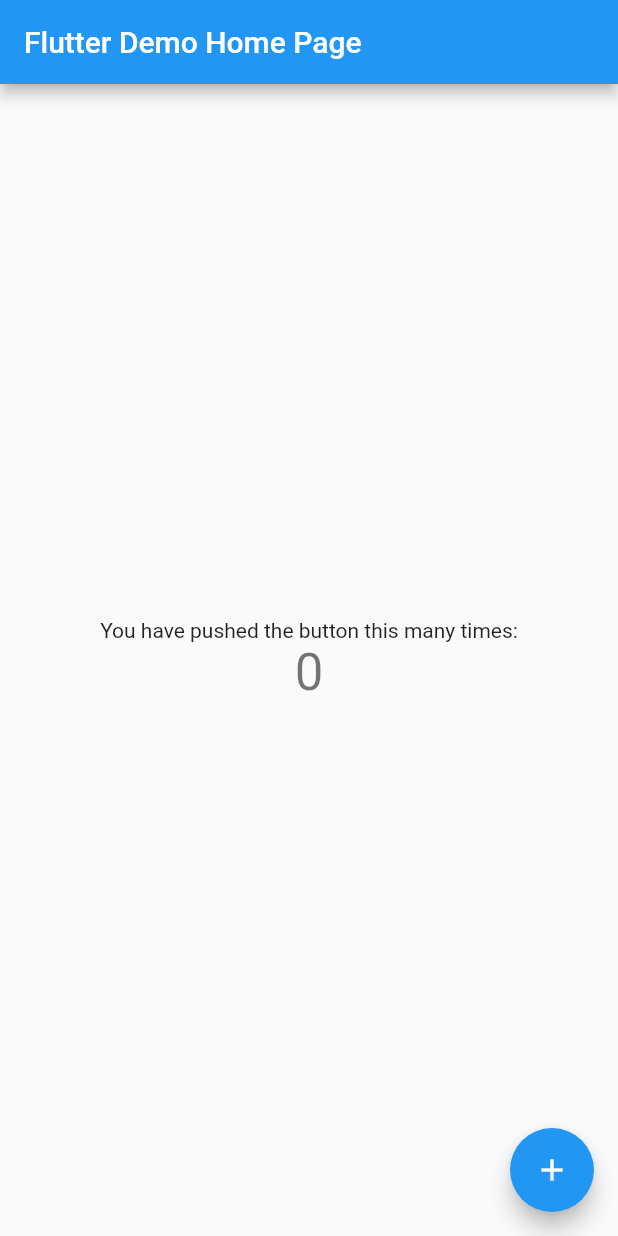
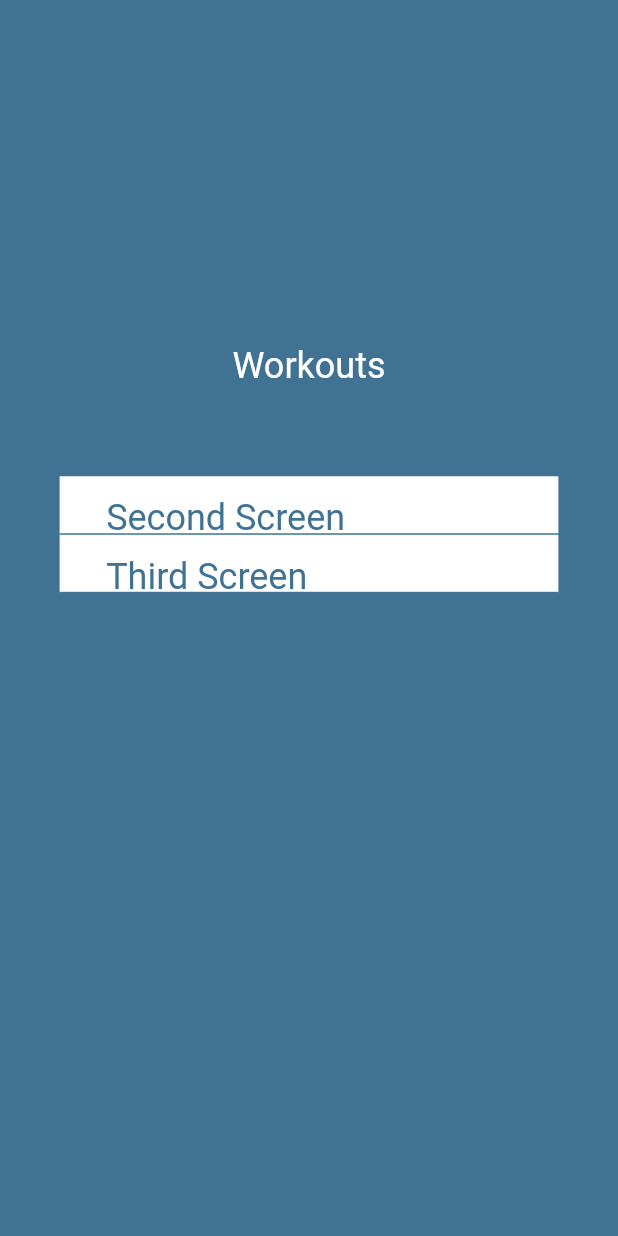
Before and after one commit to SuhailAl/Calorie-Counter-Project, a Flutter app: the screen it shows after launch, on a phone screen of 412 x 824 dp. Run offline on Flutter 3.47's test engine with Material 2 defaults, Android fonts, the light colour scheme and no system bars.

Commit message:
added new screens

```diff
--- a/lib/main.dart
+++ b/lib/main.dart
@@ -1,4 +1,5 @@
 import 'package:flutter/material.dart';
+import 'package:calorie_counter_project/screens/home_screen.dart';
 
 void main() {
   runApp(MyApp());
@@ -11,103 +12,10 @@
     return MaterialApp(
       title: 'Flutter Demo',
       theme: ThemeData(
-        // This is the theme of your application.
-        //
-        // Try running your application with "flutter run". You'll see the
-        // application has a blue toolbar. Then, without quitting the app, try
-        // changing the primarySwatch below to Colors.green and then invoke
-        // "hot reload" (press "r" in the console where you ran "flutter run",
-        // or simply save your changes to "hot reload" in a Flutter IDE).
-        // Notice that the counter didn't reset back to zero; the application
-        // is not restarted.
         primarySwatch: Colors.blue,
       ),
-      home: MyHomePage(title: 'Flutter Demo Home Page'),
+      //pass down whether we are in an integration test or not
+      home: HomeScreen(),
     );
   }
 }
-
-class MyHomePage extends StatefulWidget {
-  MyHomePage({Key? key, required this.title}) : super(key: key);
-
-  // This widget is the home page of your application. It is stateful, meaning
-  // that it has a State object (defined below) that contains fields that affect
-  // how it looks.
-
-  // This class is the configuration for the state. It holds the values (in this
-  // case the title) provided by the parent (in this case the App widget) and
-  // used by the build method of the State. Fields in a Widget subclass are
-  // always marked "final".
-
-  final String title;
-
-  @override
-  _MyHomePageState createState() => _MyHomePageState();
-}
-
-class _MyHomePageState extends State<MyHomePage> {
-  int _counter = 0;
-
-  void _incrementCounter() {
-    setState(() {
-      // This call to setState tells the Flutter framework that something has
-      // changed in this State, which causes it to rerun the build method below
-      // so that the display can reflect the updated values. If we changed
-      // _counter without calling setState(), then the build method would not be
-      // called again, and so nothing would appear to happen.
-      _counter++;
-    });
-  }
-
-  @override
-  Widget build(BuildContext context) {
-    // This method is rerun every time setState is called, for instance as done
-    // by the _incrementCounter method above.
-    //
-    // The Flutter framework has been optimized to make rerunning build methods
-    // fast, so that you can just rebuild anything that needs updating rather
-    // than having to individually change instances of widgets.
-    return Scaffold(
-      appBar: AppBar(
-        // Here we take the value from the MyHomePage object that was created by
-        // the App.build method, and use it to set our appbar title.
-        title: Text(widget.title),
-      ),
-      body: Center(
-        // Center is a layout widget. It takes a single child and positions it
-        // in the middle of the parent.
-        child: Column(
-          // Column is also a layout widget. It takes a list of children and
-          // arranges them vertically. By default, it sizes itself to fit its
-          // children horizontally, and tries to be as tall as its parent.
-          //
-          // Invoke "debug painting" (press "p" in the console, choose the
-          // "Toggle Debug Paint" action from the Flutter Inspector in Android
-          // Studio, or the "Toggle Debug Paint" command in Visual Studio Code)
-          // to see the wireframe for each widget.
-          //
-          // Column has various properties to control how it sizes itself and
-          // how it positions its children. Here we use mainAxisAlignment to
-          // center the children vertically; the main axis here is the vertical
-          // axis because Columns are vertical (the cross axis would be
-          // horizontal).
-          mainAxisAlignment: MainAxisAlignment.center,
-          children: <Widget>[
-            Text(
-              'You have pushed the button this many times:',
-            ),
-            Text(
-              '$_counter',
-              style: Theme.of(context).textTheme.headline4,
-            ),
-          ],
-        ),
-      ),
-      floatingActionButton: FloatingActionButton(
-        onPressed: _incrementCounter,
-        tooltip: 'Increment',
-        child: Icon(Icons.add),
-      ), // This trailing comma makes auto-formatting nicer for build methods.
-    );
-  }
-}
--- /dev/null
+++ b/lib/screens/home_screen.dart
@@ -0,0 +1,85 @@
+import 'package:flutter/material.dart';
+import 'package:calorie_counter_project/screens/weight_screen.dart';
+import 'package:calorie_counter_project/screens/count_screen.dart';
+
+class HomeScreen extends StatelessWidget {
+  // This widget is the root of your application.
+  @override
+  Widget build(BuildContext context) {
+    return MaterialApp(
+      home: Scaffold(
+          backgroundColor: Color(0xFF407294),
+          body: Center(
+              child: Column(
+                  mainAxisAlignment: MainAxisAlignment.center,
+                  children: <Widget>[
+                Spacer(flex: 4),
+                Text(
+                  "Workouts",
+                  textAlign: TextAlign.center,
+                  style: TextStyle(fontSize: 24, color: Color(0xFFFFFFFF)),
+                ),
+                Spacer(),
+                Container(
+                  decoration: BoxDecoration(
+                      border: Border.all(width: 2.25, color: Color(0xFF407294)),
+                      borderRadius: BorderRadius.only(
+                          topLeft: Radius.circular(5),
+                          topRight: Radius.circular(5),
+                          bottomRight: Radius.circular(5),
+                          bottomLeft: Radius.circular(5))),
+                  height: 164,
+                  width: 337,
+                  child: WorkoutList(),
+                ),
+                Spacer(flex: 6),
+              ]))),
+    );
+  }
+}
+
+class WorkoutList extends StatelessWidget {
+  @override
+  Widget build(BuildContext context) {
+    return Column(
+      children: [
+        Container(
+          padding: const EdgeInsets.fromLTRB(15, 0, 0, 0),
+          height: 39,
+          decoration: BoxDecoration(
+            color: Color(0xFFFFFFFF),
+            border:
+                Border(bottom: BorderSide(width: 1, color: Color(0xFF407294))),
+          ),
+          child: ListTile(
+              title: Text("Second Screen",
+                  style: TextStyle(fontSize: 24, color: Color(0xFF407294))),
+              onTap: () {
+                Navigator.push(
+                  context,
+                  MaterialPageRoute(builder: (context) => WeightScreen()),
+                );
+              }),
+        ),
+        Container(
+          padding: const EdgeInsets.fromLTRB(15, 0, 0, 0),
+          height: 39,
+          decoration: BoxDecoration(
+            color: Color(0xFFFFFFFF),
+            border:
+                Border(bottom: BorderSide(width: 1, color: Color(0xFF407294))),
+          ),
+          child: ListTile(
+              title: Text("Third Screen",
+                  style: TextStyle(fontSize: 24, color: Color(0xFF407294))),
+              onTap: () {
+                Navigator.push(
+                  context,
+                  MaterialPageRoute(builder: (context) => CountScreen()),
+                );
+              }),
+        ),
+      ],
+    );
+  }
+}
```
Also changed, not shown: lib/screens/count_screen.dart (added, +45 -0 lines), lib/screens/weight_screen.dart (added, +67 -0 lines).
